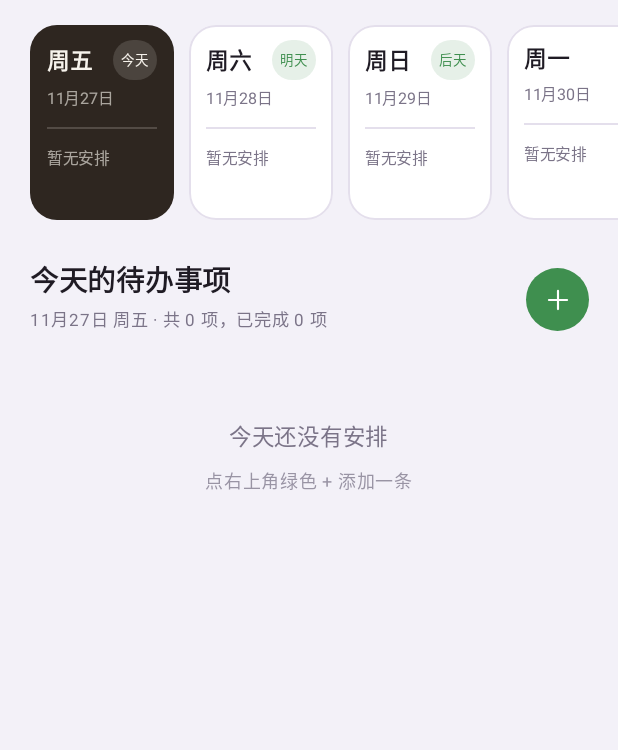
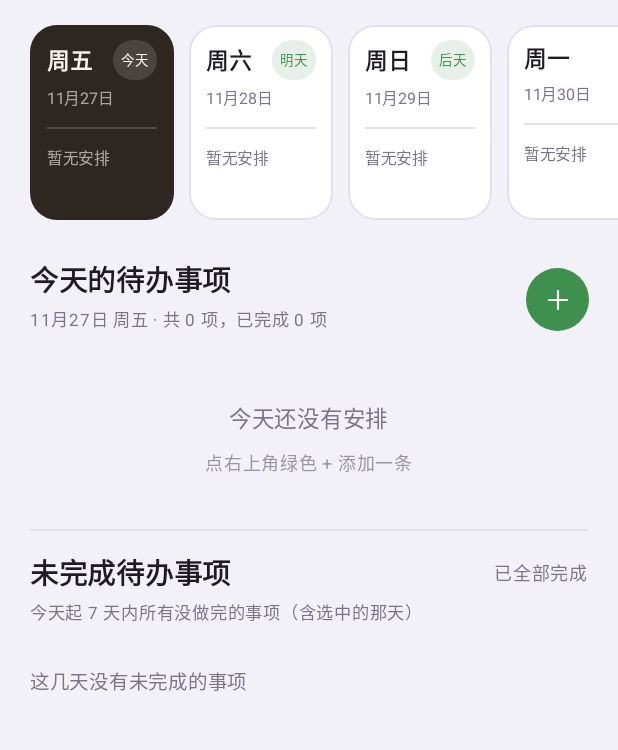
Before and after one commit to ssyPromax/ToDoList, an Android app built with Jetpack Compose: the screen it shows after launch (MainActivity), on a phone screen of 412 x 824 dp, the part 92-842 px from its top. Run offline under Robolectric (Android 15) with nearby library versions, the phone set to English and light mode, and no system bars.

Commit message:
feat: 事项显示日期+星期，新增「未完成待办事项」汇总（v1.2）

```diff
--- a/app/build.gradle.kts
+++ b/app/build.gradle.kts
@@ -12,8 +12,8 @@ android {
         applicationId = "com.dswork.list"
         minSdk = 26
         targetSdk = 37
-        versionCode = 2
-        versionName = "1.1"
+        versionCode = 3
+        versionName = "1.2"
     }
 
     buildTypes {
--- a/app/src/main/java/com/dswork/list/data/Todo.kt
+++ b/app/src/main/java/com/dswork/list/data/Todo.kt
@@ -12,6 +12,10 @@ data class Todo(
 ) {
     val timeText: String
         get() = "%02d:%02d".format(minutes / 60, minutes % 60)
+
+    /** 列表里显示的「日期 + 星期 + 时间」，例如：11月28日周六 8:00 */
+    val dateTimeText: String
+        get() = "${date.monthValue}月${date.dayOfMonth}日${date.weekdayCn()} ${minutes / 60}:%02d".format(minutes % 60)
 }
 
 fun LocalDate.weekdayCn(): String = "周" + "一二三四五六日"[dayOfWeek.value - 1]
--- a/app/src/main/java/com/dswork/list/ui/HomeScreen.kt
+++ b/app/src/main/java/com/dswork/list/ui/HomeScreen.kt
@@ -129,15 +129,42 @@ fun HomeScreen(
             )
 
             val dayTodos = store.itemsFor(selectedDay)
-            if (dayTodos.isEmpty()) {
-                EmptyState(isToday = selectedDay == today)
-            } else {
-                LazyColumn(
-                    modifier = Modifier.fillMaxWidth().weight(1f),
-                    contentPadding = PaddingValues(start = 20.dp, end = 20.dp, top = 4.dp, bottom = 28.dp),
-                    verticalArrangement = Arrangement.spacedBy(10.dp),
-                ) {
-                    items(dayTodos, key = { it.id }) { todo ->
+            val weekUnfinished = store.items
+                .filter { !it.done && it.date in days }
+                .sortedWith(compareBy({ it.date }, { it.minutes }, { it.id }))
+
+            LazyColumn(
+                modifier = Modifier.fillMaxWidth().weight(1f),
+                contentPadding = PaddingValues(start = 20.dp, end = 20.dp, top = 4.dp, bottom = 28.dp),
+                verticalArrangement = Arrangement.spacedBy(10.dp),
+            ) {
+                if (dayTodos.isEmpty()) {
+                    item(key = "selected-empty") {
+                        EmptyState(isToday = selectedDay == today)
+                    }
+                } else {
+                    items(dayTodos, key = { "selected-${it.id}" }) { todo ->
+                        TodoRow(
+                            todo = todo,
+                            onToggle = { store.toggle(todo.id) },
+                            onClick = {
+                                editing = todo
+                                editorOpen = true
+                            },
+                        )
+                    }
+                }
+
+                item(key = "unfinished-header") {
+                    UnfinishedHeader(count = weekUnfinished.size)
+                }
+
+                if (weekUnfinished.isEmpty()) {
+                    item(key = "unfinished-empty") {
+                        UnfinishedEmpty()
+                    }
+                } else {
+                    items(weekUnfinished, key = { "unfinished-${it.id}" }) { todo ->
                         TodoRow(
                             todo = todo,
                             onToggle = { store.toggle(todo.id) },
@@ -480,7 +507,7 @@ private fun TodoRow(todo: Todo, onToggle: () -> Unit, onClick: () -> Unit) {
                     overflow = TextOverflow.Ellipsis,
                 )
                 Text(
-                    text = todo.timeText,
+                    text = todo.dateTimeText,
                     fontSize = 12.sp,
                     color = if (todo.done) palette.textSecondary else palette.accent,
                     fontWeight = FontWeight.Medium,
@@ -500,7 +527,7 @@ private fun TodoRow(todo: Todo, onToggle: () -> Unit, onClick: () -> Unit) {
 private fun EmptyState(isToday: Boolean) {
     val palette = LocalListPalette.current
     Column(
-        modifier = Modifier.fillMaxWidth().padding(top = 48.dp),
+        modifier = Modifier.fillMaxWidth().padding(top = 32.dp, bottom = 8.dp),
         horizontalAlignment = Alignment.CenterHorizontally,
     ) {
         Text(
@@ -515,6 +542,53 @@ private fun EmptyState(isToday: Boolean) {
             color = palette.textSecondary.copy(alpha = 0.75f),
         )
     }
+}
+
+/** 「未完成待办事项」分区标题：汇总今天起 7 天内所有未完成事项。 */
+@Composable
+private fun UnfinishedHeader(count: Int) {
+    val palette = LocalListPalette.current
+    Column(modifier = Modifier.fillMaxWidth().padding(top = 14.dp)) {
+        Box(
+            Modifier
+                .fillMaxWidth()
+                .height(1.dp)
+                .background(palette.border)
+        )
+        Row(
+            modifier = Modifier.fillMaxWidth().padding(top = 14.dp),
+            verticalAlignment = Alignment.CenterVertically,
+        ) {
+            Text(
+                text = "未完成待办事项",
+                fontSize = 19.sp,
+                fontWeight = FontWeight.SemiBold,
+                color = palette.textPrimary,
+            )
+            Spacer(Modifier.weight(1f))
+            Text(
+                text = if (count == 0) "已全部完成" else "$count 项",
+                fontSize = 12.sp,
+                color = palette.textSecondary,
+            )
+        }
+        Text(
+            text = "今天起 7 天内所有没做完的事项（含选中的那天）",
+            fontSize = 11.5.sp,
+            color = palette.textSecondary,
+        )
+    }
+}
+
+@Composable
+private fun UnfinishedEmpty() {
+    val palette = LocalListPalette.current
+    Text(
+        text = "这几天没有未完成的事项",
+        fontSize = 13.sp,
+        color = palette.textSecondary,
+        modifier = Modifier.fillMaxWidth().padding(vertical = 12.dp),
+    )
 }
 
 @Composable
```
Also changed, not shown: 4 other files.
